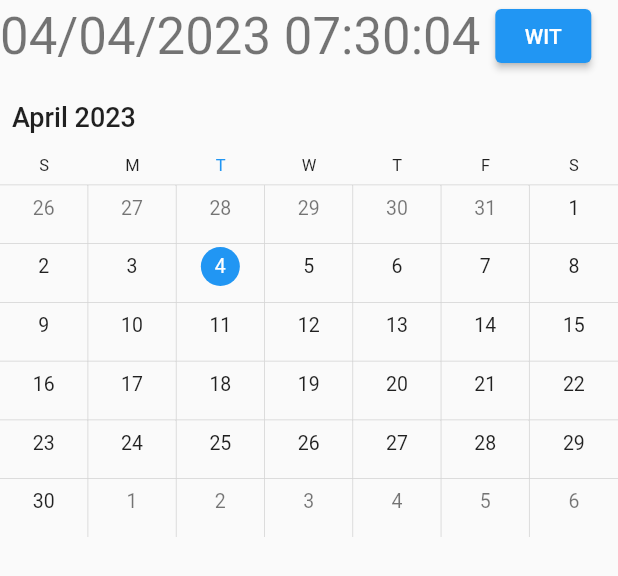
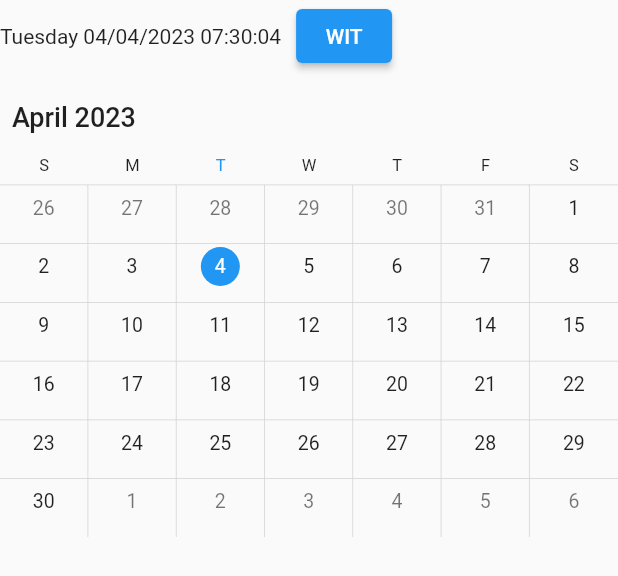
Before and after one commit to maldimz/123200047_AkhmalDimasPratama_UTS_TPM_H, a Flutter app: the CalendarPage widget shown alone on an empty page, opened directly, after a tap on "WIB", after a tap on "WITA", on a phone screen of 412 x 824 dp. Shown: the top 576 px of the screen. Run offline on Flutter 3.47's test engine with Material 2 defaults, Android fonts, the light colour scheme and no system bars; drawn by our look-alikes of syncfusion_flutter_calendar.

```diff
--- a/lib/pages/calendar_page.dart
+++ b/lib/pages/calendar_page.dart
@@ -45,7 +45,7 @@ class _CalendarPageState extends State<CalendarPage> {
   }
 
   String _formatDateTime(DateTime dateTime) {
-    return DateFormat('MM/dd/yyyy hh:mm:ss').format(dateTime);
+    return DateFormat('EEEE MM/dd/yyyy hh:mm:ss').format(dateTime);
   }
 
   @override
@@ -58,7 +58,7 @@ class _CalendarPageState extends State<CalendarPage> {
         children: [
           Row(
             children: [
-              Text(_timeString, style: Theme.of(context).textTheme.headline4),
+              Text(_timeString, style: Theme.of(context).textTheme.bodyMedium),
               SizedBox(width: 10),
               ElevatedButton(
                   onPressed: () {
```
